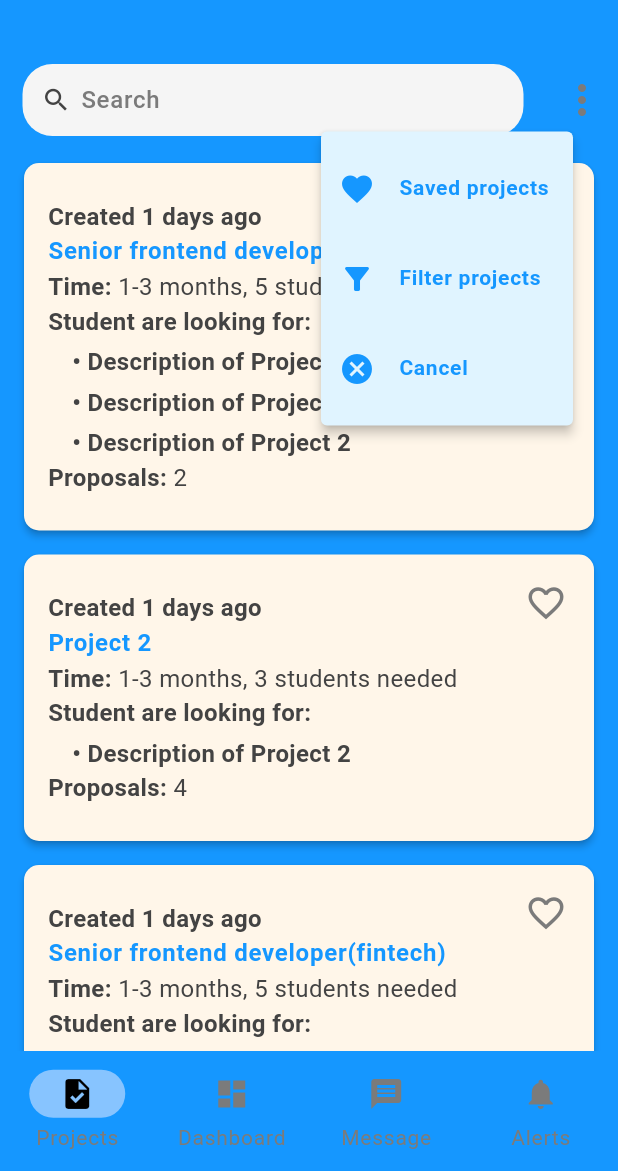
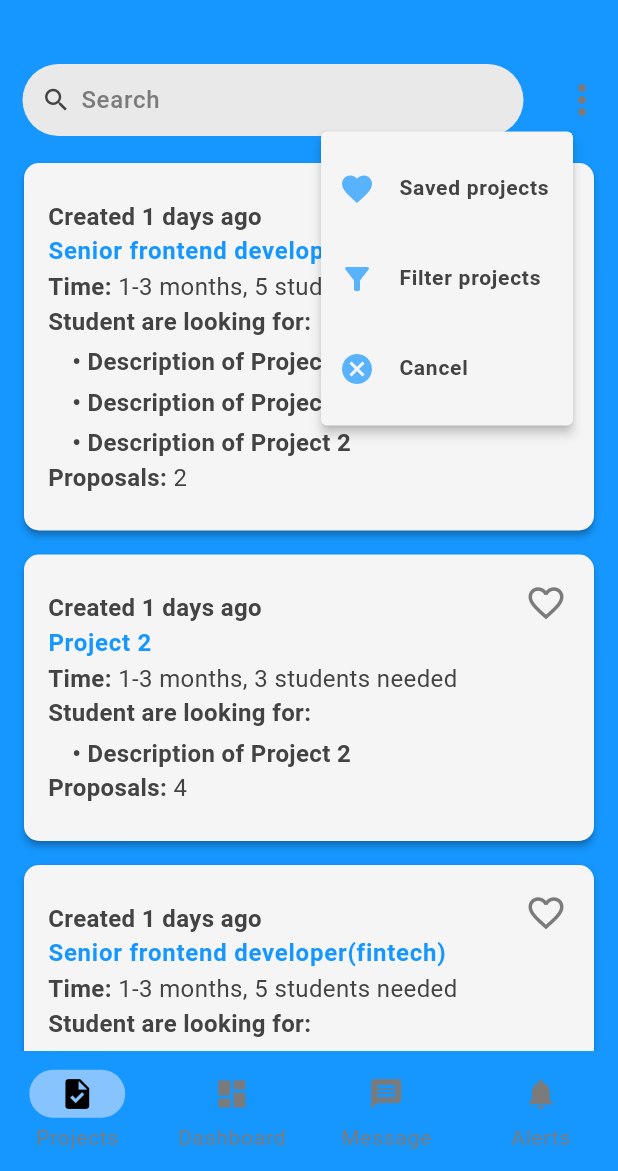
Before and after one commit to PhuocDinh462/student_hub, a Flutter app: the screen it shows after launch, after a tap on the "more vert" icon, on a phone screen of 412 x 824 dp, the part 65-1236 px from its top. Run offline on Flutter 3.47's test engine with Material 3 defaults, Android fonts, the phone set to English and light mode, and no system bars; our stand-ins replace flutter_svg, gap, numberpicker, pinput, shared_preferences, step_progress_indicator; missing offline and left inert: country_flags, language_code; generated files the repository leaves out were written again.

Commit message:
refactor: Refactor UI color scheme

```diff
--- a/lib/constants/theme.dart
+++ b/lib/constants/theme.dart
@@ -1,4 +1,5 @@
 import 'package:flutter/material.dart';
+import 'package:flutter/widgets.dart';
 
 // Primary colors
 const Color primary_300 = Color(0xff1597FF);
@@ -18,9 +19,6 @@ const Color text_200 = Color(0xffd9d9d9);
 const Color text_100 = Color(0xffe9e9e9);
 const Color text_50 = Color(0xfff5f5f5);
 
-// Card colors
-const Color cardColor = Color(0xFFFFF6E9);
-
 // Themes
 class AppTheme {
   static final lightTheme = ThemeData(
@@ -28,9 +26,16 @@ class AppTheme {
     colorScheme: const ColorScheme.light(
       primary: primary_300,
       onPrimary: text_50,
+      primaryContainer: text_100,
+      secondaryContainer: text_50,
       surface: primary_300,
       onSurface: text_500,
       outline: Colors.transparent,
+    ),
+    cardTheme: const CardTheme(
+      color: text_50,
+      surfaceTintColor: Colors.transparent,
+      shadowColor: text_900,
     ),
     textTheme: const TextTheme(
       displayLarge:
@@ -74,9 +79,16 @@ class AppTheme {
     useMaterial3: true,
     colorScheme: const ColorScheme.dark(
       primary: text_50,
-      onPrimary: text_50,
+      onPrimary: text_800,
+      primaryContainer: text_800,
+      secondaryContainer: text_900,
       surface: text_800,
       onSurface: text_50,
+    ),
+    cardTheme: const CardTheme(
+      color: text_800,
+      surfaceTintColor: Colors.transparent,
+      shadowColor: text_600,
     ),
     textTheme: const TextTheme(
       displayLarge:
--- a/lib/screens/post_job/widgets/step3.dart
+++ b/lib/screens/post_job/widgets/step3.dart
@@ -4,7 +4,6 @@ import 'package:flutter_svg/flutter_svg.dart';
 import 'package:provider/provider.dart';
 import 'package:student_hub/constants/theme.dart';
 import 'package:student_hub/providers/post_job_provider.dart';
-import 'package:student_hub/providers/theme_provider.dart';
 
 class Step3 extends StatelessWidget {
   Step3({super.key, required this.next, required this.back});
@@ -14,7 +13,6 @@ class Step3 extends StatelessWidget {
 
   @override
   Widget build(BuildContext context) {
-    final ThemeProvider themeProvider = Provider.of<ThemeProvider>(context);
     final PostJobProvider postJobProvider =
         Provider.of<PostJobProvider>(context);
 
@@ -65,7 +63,9 @@ class Step3 extends StatelessWidget {
                 child: ElevatedButton(
                   style: ElevatedButton.styleFrom(
                     backgroundColor:
-                        themeProvider.getThemeMode ? text_800 : text_300,
+                        Theme.of(context).brightness == Brightness.dark
+                            ? text_800
+                            : text_300,
                   ),
                   onPressed: () => back(),
                   child: const Text(
--- a/lib/screens/projects/projects.dart
+++ b/lib/screens/projects/projects.dart
@@ -1,6 +1,5 @@
 import 'package:flutter/material.dart';
 import 'package:gap/gap.dart';
-import 'package:student_hub/constants/theme.dart';
 import 'package:student_hub/models/project.dart';
 import 'package:student_hub/routes/app_routes.dart';
 import 'package:student_hub/widgets/filter_projects.dart';
@@ -101,7 +100,7 @@ class _ProjectsState extends State<Projects> {
                     icon: const Icon(Icons.more_vert),
                     iconSize: 32,
                     offset: const Offset(-30, 45),
-                    color: primary_100,
+                    color: Theme.of(context).colorScheme.secondaryContainer,
                     onSelected: (String value) {
                       setState(() {
                         _selectedMenu = value;
@@ -117,9 +116,15 @@ class _ProjectsState extends State<Projects> {
                         },
                         child: Row(
                           children: [
-                            const Icon(
+                            Icon(
                               Icons.favorite,
-                              color: primary_300,
+                              color: Theme.of(context)
+                                  .colorScheme
+                                  .primary
+                                  .withOpacity(Theme.of(context).brightness ==
+                                          Brightness.dark
+                                      ? 1
+                                      : .7),
                             ),
                             const Gap(16),
                             Text(
@@ -127,9 +132,7 @@ class _ProjectsState extends State<Projects> {
                               style: Theme.of(context)
                                   .textTheme
                                   .labelMedium
-                                  ?.copyWith(
-                                      color: primary_300,
-                                      fontWeight: FontWeight.bold),
+                                  ?.copyWith(fontWeight: FontWeight.bold),
                             ),
                           ],
                         ),
@@ -152,9 +155,15 @@ class _ProjectsState extends State<Projects> {
                         },
                         child: Row(
                           children: [
-                            const Icon(
+                            Icon(
                               Icons.filter_alt,
-                              color: primary_300,
+                              color: Theme.of(context)
+                                  .colorScheme
+                                  .primary
+                                  .withOpacity(Theme.of(context).brightness ==
+                                          Brightness.dark
+                                      ? 1
+                                      : .7),
                             ),
                             const Gap(16),
                             Text(
@@ -162,9 +171,7 @@ class _ProjectsState extends State<Projects> {
                               style: Theme.of(context)
                                   .textTheme
                                   .labelMedium
-                                  ?.copyWith(
-                                      color: primary_300,
-                                      fontWeight: FontWeight.bold),
+                                  ?.copyWith(fontWeight: FontWeight.bold),
                             ),
                           ],
                         ),
@@ -177,9 +184,15 @@ class _ProjectsState extends State<Projects> {
                         },
                         child: Row(
                           children: [
-                            const Icon(
+                            Icon(
                               Icons.cancel,
-                              color: primary_300,
+                              color: Theme.of(context)
+                                  .colorScheme
+                                  .primary
+                                  .withOpacity(Theme.of(context).brightness ==
+                                          Brightness.dark
+                                      ? 1
+                                      : .7),
                             ),
                             const Gap(16),
                             Text(
@@ -188,7 +201,6 @@ class _ProjectsState extends State<Projects> {
                                   .textTheme
                                   .labelMedium
                                   ?.copyWith(
-                                    color: primary_300,
                                     fontWeight: FontWeight.bold,
                                   ),
                             ),
--- a/lib/widgets/project_card.dart
+++ b/lib/widgets/project_card.dart
@@ -46,7 +46,6 @@ class _ProjectCardState extends State<ProjectCard> {
       shape: RoundedRectangleBorder(
         borderRadius: BorderRadius.circular(10),
       ),
-      color: cardColor,
       child: Stack(
         children: [
           ListTile(
--- a/lib/widgets/search_field.dart
+++ b/lib/widgets/search_field.dart
@@ -20,8 +20,8 @@ class _SearchBoxState extends State<SearchBox> {
           Container(
             padding: const EdgeInsets.symmetric(horizontal: 10),
             decoration: BoxDecoration(
-              color: text_50,
-              borderRadius: BorderRadius.circular(20),
+              color: Theme.of(context).colorScheme.primaryContainer,
+              borderRadius: BorderRadius.circular(1000),
             ),
             child: TextField(
               controller: widget.controller,
```
Also changed, not shown: lib/screens/account/account.dart (+2 -6 lines), lib/screens/account/widgets/language_item.dart (+7 -3 lines), lib/screens/dashboard/dashboard.dart (+7 -5 lines), lib/screens/post_job/post_job.dart (+4 -7 lines), lib/screens/post_job/widgets/step2.dart (+9 -7 lines), lib/screens/post_job/widgets/step4.dart (+6 -5 lines).
